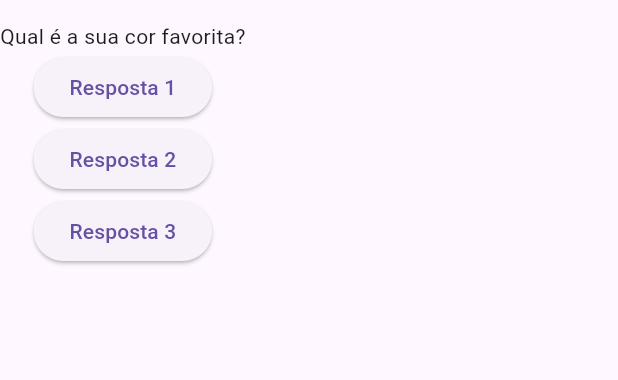
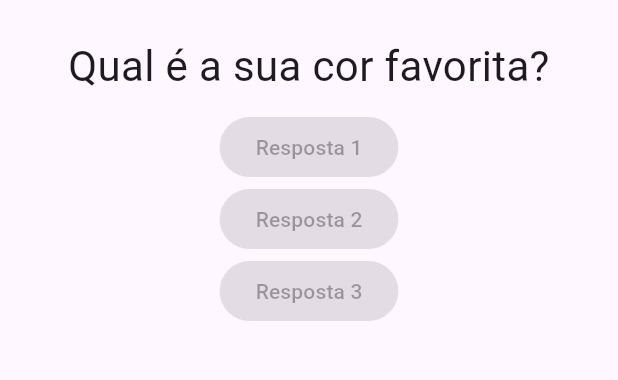
Before and after one commit to LucasLimaAmaral/Projeto_perguntas, a Flutter app: the screen it shows after launch, on a phone screen of 412 x 824 dp, the part 63-443 px from its top. Run offline on Flutter 3.47's test engine with Material 3 defaults, Android fonts, the phone set to English and light mode, and no system bars.

Commit message:
criacao do widget resposta em arquivo separado

```diff
--- a/lib/main.dart
+++ b/lib/main.dart
@@ -1,5 +1,6 @@
 import 'package:flutter/material.dart';
 import './questao.dart';
+import './resposta.dart';
 
 main() => runApp(PerguntaApp());
 
@@ -24,6 +25,12 @@ class _PerguntaAppState extends State<PerguntaApp>{
 
     ];
 
+    final List<String> respostas = [
+      'Resposta 1',
+      'Resposta 2',
+      'Resposta 3'
+    ];
+
     return MaterialApp(
       home: Scaffold(
 
@@ -37,20 +44,11 @@ class _PerguntaAppState extends State<PerguntaApp>{
 
             Questao(perguntas[_perguntaSelecionada]),
 
-            ElevatedButton(
-              onPressed:_responder,
-              child: Text('Resposta 1')
-            ),
+            Resposta(respostas[0]),
 
-            ElevatedButton(
-              onPressed: _responder,
-              child: Text('Resposta 2')
-            ),
+            Resposta(respostas[1]),
 
-            ElevatedButton(
-              onPressed: _responder,
-              child: Text('Resposta 3')
-            )
+            Resposta(respostas[2])
 
           ],
 
--- a/lib/questao.dart
+++ b/lib/questao.dart
@@ -5,11 +5,19 @@ class Questao extends StatelessWidget {
 
   final String texto;
 
-  Questao(this.texto);
+  const Questao(this.texto, {super.key});
 
 
   @override
   Widget build(BuildContext context) {
-    return Text(texto);
+    return Container(
+      width: double.infinity,
+      margin: EdgeInsets.all(10),
+      child: Text(
+        texto,
+        style: TextStyle(fontSize: 28),
+        textAlign: TextAlign.center,
+      ),
+    );
   }
 }
--- /dev/null
+++ b/lib/resposta.dart
@@ -0,0 +1,17 @@
+import 'package:flutter/material.dart';
+
+class Resposta extends StatelessWidget {
+  final String texto;
+
+  const Resposta(this.texto, {super.key});
+
+  @override
+  Widget build(BuildContext context) {
+    return Container(
+      child: ElevatedButton(
+              onPressed:null,
+              child: Text(texto)
+      ),
+    );
+  }
+}
```
